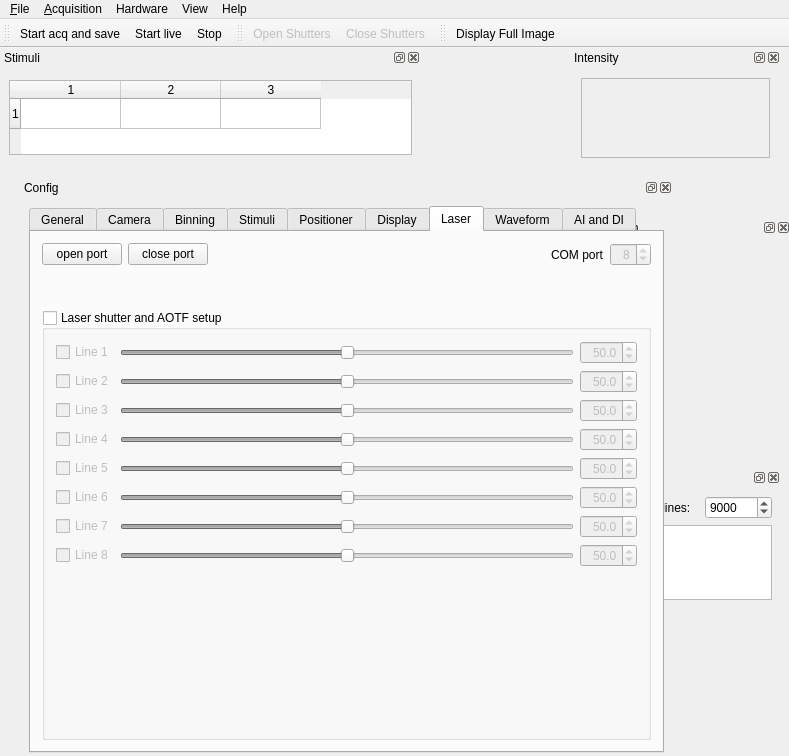
Above: Imagine/imagine.ui from HolyLab/Imagine before the change. Below: the same form after it.
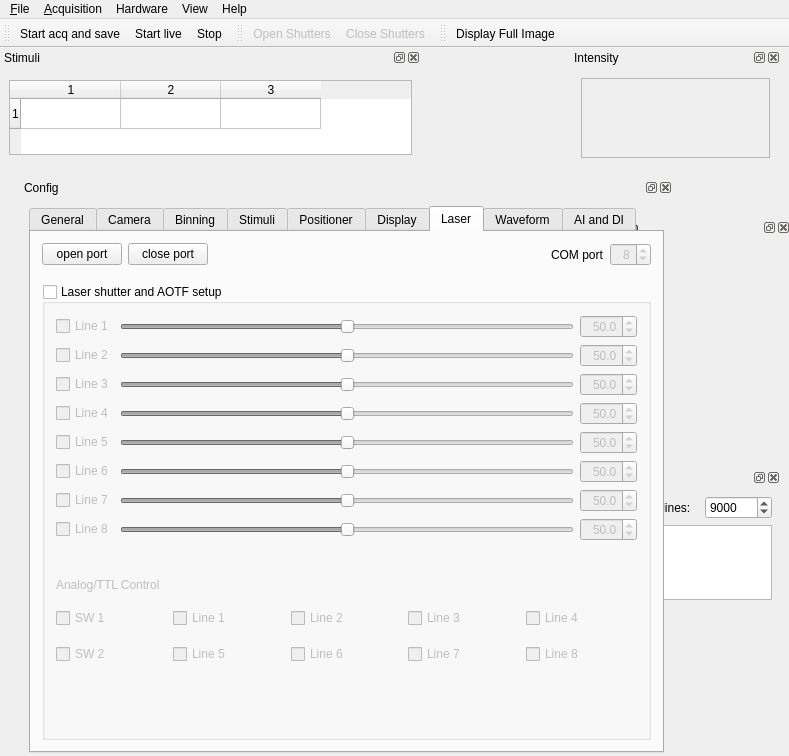
That is the form after the change. The open tabs and pages were chosen to show the change. Icons and pictures are not drawn. Custom widgets are drawn as their Qt base class.

Commit message: parameter control also use waveform

```diff
--- a/Imagine/imagine.ui
+++ b/Imagine/imagine.ui
@@ -2963,17 +2963,95 @@
               </spacer>
              </item>
              <item>
-              <spacer name="verticalSpacer_12">
-               <property name="orientation">
-                <enum>Qt::Vertical</enum>
+              <widget class="QLabel" name="label_48">
+               <property name="text">
+                <string>Analog/TTL Control</string>
                </property>
-               <property name="sizeHint" stdset="0">
-                <size>
-                 <width>20</width>
-                 <height>40</height>
-                </size>
+              </widget>
+             </item>
+             <item>
+              <layout class="QHBoxLayout" name="horizontalLayout_9">
+               <property name="topMargin">
+                <number>10</number>
                </property>
-              </spacer>
+               <item>
+                <widget class="QCheckBox" name="cbDualOutSW1">
+                 <property name="text">
+                  <string>SW 1</string>
+                 </property>
+                </widget>
+               </item>
+               <item>
+                <widget class="QCheckBox" name="cbLineTTL1">
+                 <property name="text">
+                  <string>Line 1</string>
+                 </property>
+                </widget>
+               </item>
+               <item>
+                <widget class="QCheckBox" name="cbLineTTL2">
+                 <property name="text">
+                  <string>Line 2</string>
+                 </property>
+                </widget>
+               </item>
+               <item>
+                <widget class="QCheckBox" name="cbLineTTL3">
+                 <property name="text">
+                  <string>Line 3</string>
+                 </property>
+                </widget>
+               </item>
+               <item>
+                <widget class="QCheckBox" name="cbLineTTL4">
+                 <property name="text">
+                  <string>Line 4</string>
+                 </property>
+                </widget>
+               </item>
+              </layout>
+             </item>
+             <item>
+              <layout class="QHBoxLayout" name="horizontalLayout_10">
+               <property name="topMargin">
+                <number>10</number>
+               </property>
+               <item>
+                <widget class="QCheckBox" name="cbDualOutSW2">
+                 <property name="text">
+                  <string>SW 2</string>
+                 </property>
+                </widget>
+               </item>
+               <item>
+                <widget class="QCheckBox" name="cbLineTTL5">
+                 <property name="text">
+                  <string>Line 5</string>
+                 </property>
+                </widget>
+               </item>
+               <item>
+                <widget class="QCheckBox" name="cbLineTTL6">
+                 <property name="text">
+                  <string>Line 6</string>
+                 </property>
+                </widget>
+               </item>
+               <item>
+                <widget class="QCheckBox" name="cbLineTTL7">
+                 <property name="text">
+                  <string>Line 7</string>
+                 </property>
+                </widget>
+               </item>
+               <item>
+                <widget class="QCheckBox" name="cbLineTTL8">
+                 <property name="text">
+                  <string>Line 8</string>
+                 </property>
+                </widget>
+               </item>
+              </layout>
              </item>
              <item>
               <spacer name="verticalSpacer_11">
```
Left out of the diff: 85 changed lines with no effect on the pictures. The commit also changes 8 other files.
